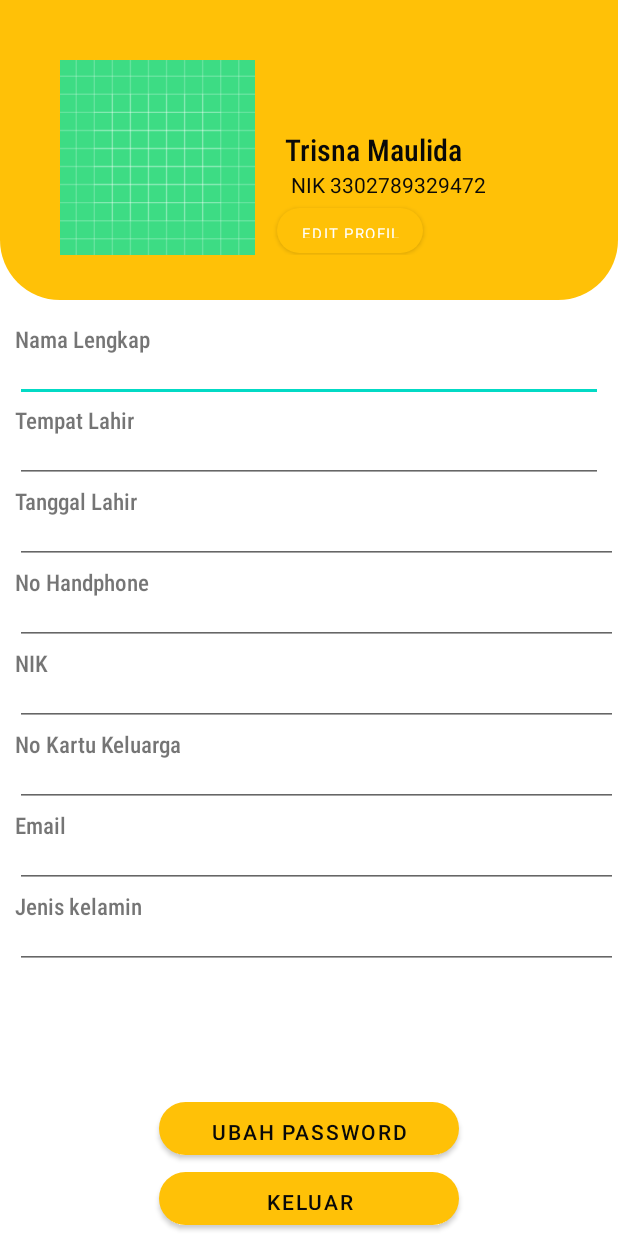
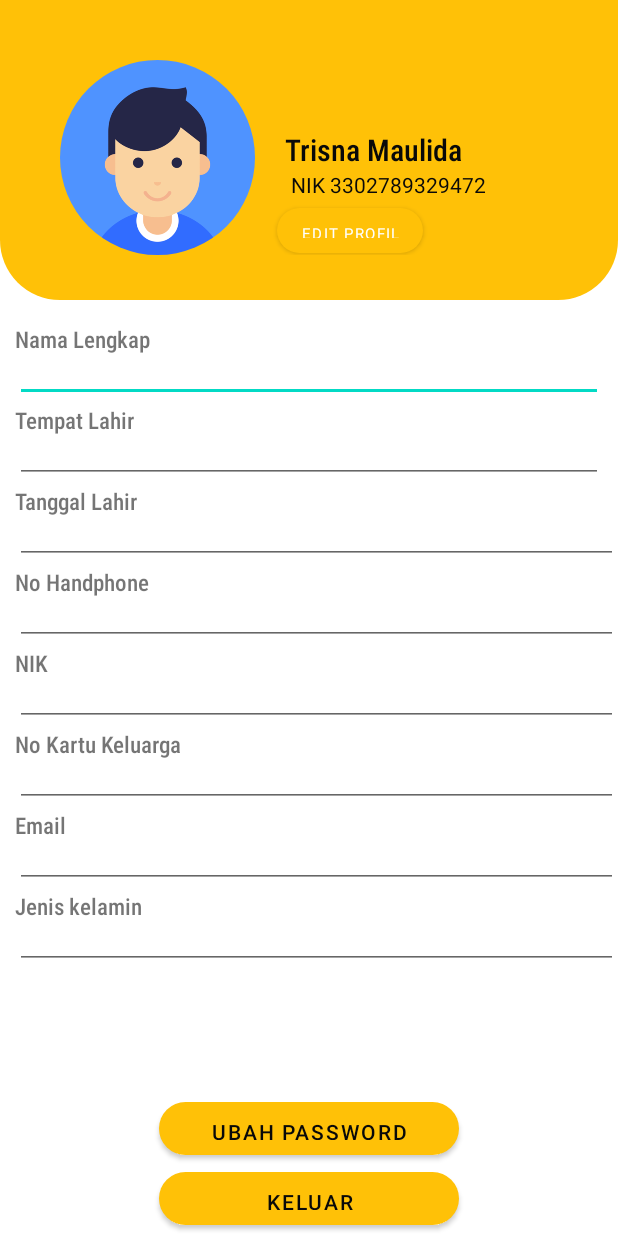
Before and after one commit to TrisnaMaulida/Profil, an Android app: the layout activity_main.xml on its own in the app's theme, with its tools: preview values and no code run, on a phone screen of 412 x 824 dp. Run offline under Robolectric (Android 15) with nearby library versions, the phone set to English and light mode, and no system bars.

```diff
--- a/app/build.gradle
+++ b/app/build.gradle
@@ -34,6 +34,7 @@ dependencies {
     implementation 'com.android.support:multidex:1.0.3'
     implementation 'androidx.appcompat:appcompat:1.2.0'
     implementation 'de.hdodenhof:circleimageview:3.1.0'
+    implementation 'com.theartofdev.edmodo:android-image-cropper:2.4.+'
     implementation 'com.squareup.picasso:picasso:2.71828'
     implementation 'com.firebaseui:firebase-ui-firestore:7.1.1'
     implementation 'com.google.android.material:material:1.2.1'
--- a/app/src/main/res/layout/activity_edit_profil.xml
+++ b/app/src/main/res/layout/activity_edit_profil.xml
@@ -16,14 +16,14 @@
         tools:ignore="NotSibling">
 
 
-        <ImageView
+        <de.hdodenhof.circleimageview.CircleImageView
             android:id="@+id/imageprofil"
             android:layout_width="150dp"
             android:layout_height="150dp"
             android:layout_marginTop="10dp"
             app:layout_constraintEnd_toEndOf="parent"
             app:layout_constraintStart_toStartOf="parent"
-            android:src="@drawable/ic_launcher_background"/>
+            android:src="@drawable/profile_image"/>
 
         <TextView
             android:id="@+id/name"
--- a/app/src/main/res/layout/activity_main.xml
+++ b/app/src/main/res/layout/activity_main.xml
@@ -15,21 +15,21 @@
         android:background="@drawable/bg_tumpul"
         tools:ignore="NotSibling">
 
-        <ImageView
-            android:id="@+id/imageprofil"
+        <de.hdodenhof.circleimageview.CircleImageView
+            android:id="@+id/image_profil"
             android:layout_width="150dp"
             android:layout_height="150dp"
             android:layout_marginTop="10dp"
             app:layout_constraintEnd_toEndOf="parent"
             app:layout_constraintStart_toStartOf="parent"
-            android:src="@drawable/ic_launcher_background"/>
+            android:src="@drawable/profile_image"/>
 
         <TextView
             android:id="@+id/name"
             android:layout_width="wrap_content"
             android:layout_height="wrap_content"
             android:layout_marginLeft="10dp"
-            android:layout_toRightOf="@id/imageprofil"
+            android:layout_toRightOf="@id/image_profil"
             android:text="Trisna Maulida"
             android:layout_centerInParent="true"
             android:fontFamily="sans-serif-condensed-medium"
@@ -42,7 +42,7 @@
             android:layout_height="wrap_content"
             android:layout_marginLeft="14dp"
             android:layout_below="@id/name"
-            android:layout_toRightOf="@id/imageprofil"
+            android:layout_toRightOf="@id/image_profil"
             android:text="NIK 3302789329472"
             android:textColor="#090909"
             android:textSize="14sp"/>
```
Also changed, not shown: app/src/main/java/com/example/profilui/ActivityEditProfil.java (+16 -13 lines), app/src/main/java/com/example/profilui/MainActivity.java (+42 -3 lines), app/src/main/res/drawable/profile_image.jpg (added).
